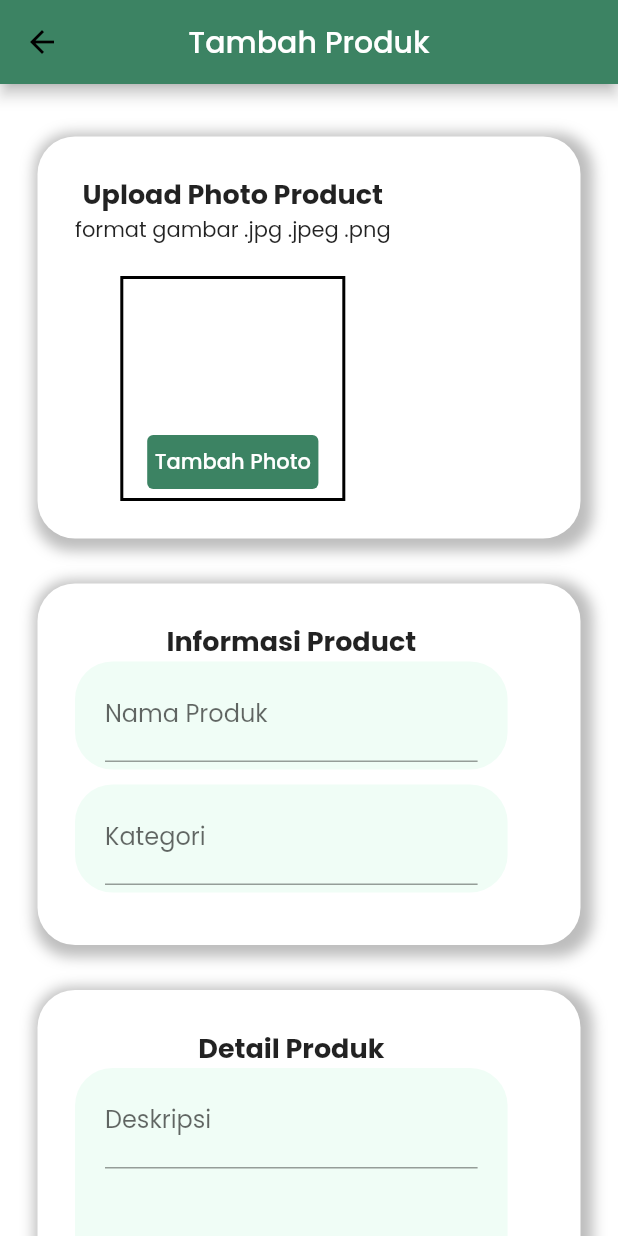
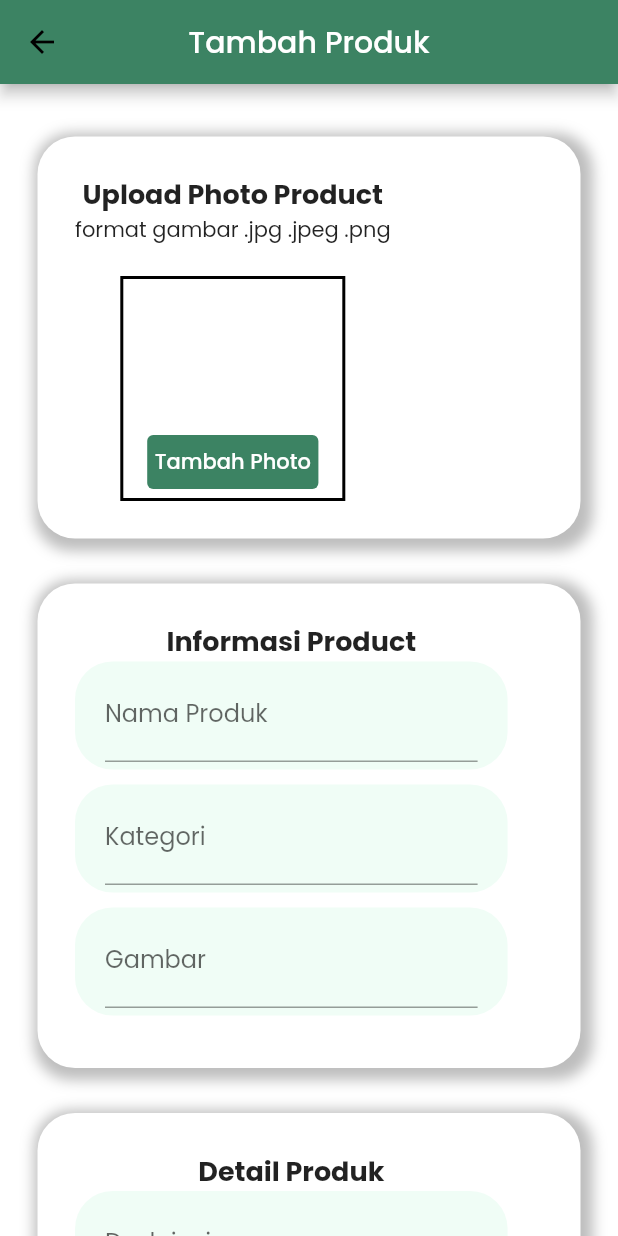
Before and after one commit to rezaikhlasul/tugas-aspk, a Flutter app: the TambahProduk screen opened directly, on a phone screen of 412 x 824 dp. Run offline on Flutter 3.47's test engine with Material 2 defaults, Android fonts, the light colour scheme and no system bars; our stand-ins replace accordion, animated_splash_screen, cloud_firestore, firebase_core, fl_chart, flutter_svg and 3 more; missing offline and left inert: dart:ffi, flutter_barcode_scanner; accounts and stored records are empty; project files that could hold a hidden picture were left out.

Commit message:
bisa upload data to firebase
tapi gambar belom

```diff
--- /dev/null
+++ b/lib/Model/produk.dart
@@ -0,0 +1,51 @@
+import 'dart:ffi';
+
+import 'package:flutter/foundation.dart';
+
+class Produk {
+  final String produkid;
+  final String namaProduk;
+  final String harga;
+  final String deskripsi;
+  final String lokasi;
+  final String rating;
+  final String gambar;
+  final String kategori;
+
+  Produk({
+    this.produkid,
+    this.namaProduk,
+    this.harga,
+    this.deskripsi,
+    this.lokasi,
+    this.rating,
+    this.gambar,
+    this.kategori,
+  });
+
+  factory Produk.fromJson(Map<String, dynamic> json) {
+    return Produk(
+      produkid: json['produkid'],
+      namaProduk: json['namaproduk'],
+      harga: json['harga'],
+      deskripsi: json['deskripsi'],
+      lokasi: json['lokasi'],
+      rating: json['rating'],
+      gambar: json['gambar'],
+      kategori: json['kategori'],
+    );
+  }
+
+  Map<String, dynamic> toMap() {
+    return {
+      'produkid': produkid,
+      'namaproduk': namaProduk,
+      'harga': harga,
+      'deskripsi': deskripsi,
+      'lokasi': lokasi,
+      'rating': rating,
+      'gambar': gambar,
+      'kategori': kategori,
+    };
+  }
+}
--- a/lib/Screens/UMKM/tambah_produk.dart
+++ b/lib/Screens/UMKM/tambah_produk.dart
@@ -1,12 +1,40 @@
+import 'package:bits/Model/produk.dart';
 import 'package:bits/Screens/UMKM/Download_barcode.dart';
 import 'package:bits/components/buttons/auth/button_auth.dart';
 import 'package:bits/constants.dart';
+import 'package:bits/providers/product_provider.dart';
 import 'package:flutter/material.dart';
 import 'package:flutter/services.dart';
+import 'package:provider/provider.dart';
 
-class TambahProduk extends StatelessWidget {
+class TambahProduk extends StatefulWidget {
+  final Produk produk;
+
+  TambahProduk({this.produk});
+
+  @override
+  _TambahProdukState createState() => _TambahProdukState();
+}
+
+class _TambahProdukState extends State<TambahProduk> {
+  final produkController = TextEditingController();
+
+  @override
+  void dispose() {
+    produkController.dispose();
+    super.dispose();
+  }
+
+  @override
+  void initState() {
+    final produkProvider = Provider.of<ProductProvider>(context, listen: false);
+    produkProvider.loadAll(null);
+    super.initState();
+  }
+
   @override
   Widget build(BuildContext context) {
+    final productProvider = Provider.of<ProductProvider>(context);
     Size size = MediaQuery.of(context).size;
 
     return Scaffold(
@@ -122,6 +150,8 @@ class TambahProduk extends StatelessWidget {
                             child: TextField(
                               decoration:
                                   InputDecoration(labelText: "Nama Produk"),
+                              onChanged: (String namaProduk) =>
+                                  productProvider.changeNamaProduk = namaProduk,
                             ),
                           ),
                           Container(
@@ -135,6 +165,22 @@ class TambahProduk extends StatelessWidget {
                             child: TextField(
                               decoration:
                                   InputDecoration(labelText: "Kategori"),
+                              onChanged: (String kategori) =>
+                                  productProvider.changeKategori = kategori,
+                            ),
+                          ),
+                          Container(
+                            margin: EdgeInsets.only(bottom: 10),
+                            padding: EdgeInsets.symmetric(
+                                vertical: 5, horizontal: 20),
+                            width: size.width * 0.7,
+                            decoration: BoxDecoration(
+                                color: kPrimaryLightColor,
+                                borderRadius: BorderRadius.circular(25)),
+                            child: TextField(
+                              decoration: InputDecoration(labelText: "Gambar"),
+                              onChanged: (String gambar) =>
+                                  productProvider.changeGambar = gambar,
                             ),
                           ),
                         ],
@@ -183,6 +229,8 @@ class TambahProduk extends StatelessWidget {
                             child: TextField(
                               decoration:
                                   InputDecoration(labelText: "Deskripsi"),
+                              onChanged: (String deskripsi) =>
+                                  productProvider.changeDeskripsi = deskripsi,
                               keyboardType: TextInputType.multiline,
                               maxLines: null,
                             ),
@@ -198,6 +246,8 @@ class TambahProduk extends StatelessWidget {
                             child: TextField(
                               keyboardType: TextInputType.number,
                               decoration: InputDecoration(labelText: "Harga"),
+                              onChanged: (String harga) =>
+                                  productProvider.changeHarga = harga,
                             ),
                           ),
                           Container(
@@ -210,6 +260,8 @@ class TambahProduk extends StatelessWidget {
                                 borderRadius: BorderRadius.circular(25)),
                             child: TextField(
                               decoration: InputDecoration(labelText: "Lokasi"),
+                              onChanged: (String lokasi) =>
+                                  productProvider.changeLokasi = lokasi,
                             ),
                           ),
                         ],
@@ -231,6 +283,7 @@ class TambahProduk extends StatelessWidget {
                         backgroundColor: kPrimaryColor,
                       ),
                       onPressed: () {
+                        productProvider.saveProduct();
                         Navigator.pushReplacement(
                           context,
                           MaterialPageRoute(
--- /dev/null
+++ b/lib/providers/product_provider.dart
@@ -0,0 +1,98 @@
+import 'package:bits/Model/produk.dart';
+import 'package:bits/service/firebase_service.dart';
+import 'package:cloud_firestore/cloud_firestore.dart';
+import 'package:flutter/cupertino.dart';
+import 'package:uuid/uuid.dart';
+
+class ProductProvider with ChangeNotifier {
+  final firestoreService = FirestoreService();
+
+  String _produkid;
+  String _namaProduk;
+  String _harga;
+  String _deskripsi;
+  String _lokasi;
+  String _kategori;
+  String _gambar;
+  var uuid = Uuid();
+
+  //Getter
+  String get namaProduk => _namaProduk;
+  Stream<List<Produk>> get products => firestoreService.getProduct();
+
+  //Setters
+  set changeNamaProduk(String namaProduk) {
+    _namaProduk = namaProduk;
+    notifyListeners();
+  }
+
+  set changeHarga(String harga) {
+    _harga = harga;
+    notifyListeners();
+  }
+
+  set changeDeskripsi(String deskripsi) {
+    _deskripsi = deskripsi;
+    notifyListeners();
+  }
+
+  set changeLokasi(String lokasi) {
+    _lokasi = lokasi;
+    notifyListeners();
+  }
+
+  set changeKategori(String kategori) {
+    _kategori = kategori;
+    notifyListeners();
+  }
+
+  set changeGambar(String gambar) {
+    _gambar = gambar;
+    notifyListeners();
+  }
+
+  //loadAll
+  loadAll(Produk produk) {
+    if (produk != null) {
+      _namaProduk = produk.namaProduk;
+      _harga = produk.harga;
+      _deskripsi = produk.deskripsi;
+      _lokasi = produk.lokasi;
+      _kategori = produk.kategori;
+      _gambar = produk.gambar;
+      _produkid = produk.produkid;
+    } else {
+      _namaProduk = null;
+      _harga = null;
+      _deskripsi = null;
+      _lokasi = null;
+      _kategori = null;
+      _gambar = null;
+      _produkid = null;
+    }
+  }
+
+  saveProduct() {
+    if (_produkid == null) {
+      var newProduct = Produk(
+          namaProduk: _namaProduk,
+          harga: _harga,
+          deskripsi: _deskripsi,
+          lokasi: _lokasi,
+          kategori: _kategori,
+          gambar: _gambar,
+          produkid: uuid.v1());
+      firestoreService.setProduct(newProduct);
+    } else {
+      var updateProduct = Produk(
+          namaProduk: _namaProduk,
+          harga: _harga,
+          deskripsi: _deskripsi,
+          lokasi: _lokasi,
+          kategori: _kategori,
+          gambar: _gambar,
+          produkid: _produkid);
+      firestoreService.setProduct(updateProduct);
+    }
+  }
+}
--- a/pubspec.yaml
+++ b/pubspec.yaml
@@ -31,6 +31,10 @@ dependencies:
   fl_chart: ^0.36.1
   accordion: ^1.0.4
   flutter_barcode_scanner: ^2.0.0
+  firebase_core: ^1.2.1
+  cloud_firestore: ^2.2.1
+  uuid: ^3.0.4
+  provider: ^5.0.0
 
 dev_dependencies:
   flutter_test:
```
Also changed, not shown: lib/main.dart (+12 -5 lines), lib/service/firebase_service.dart (added, +26 -0 lines), pubspec.lock, 3 other files.
